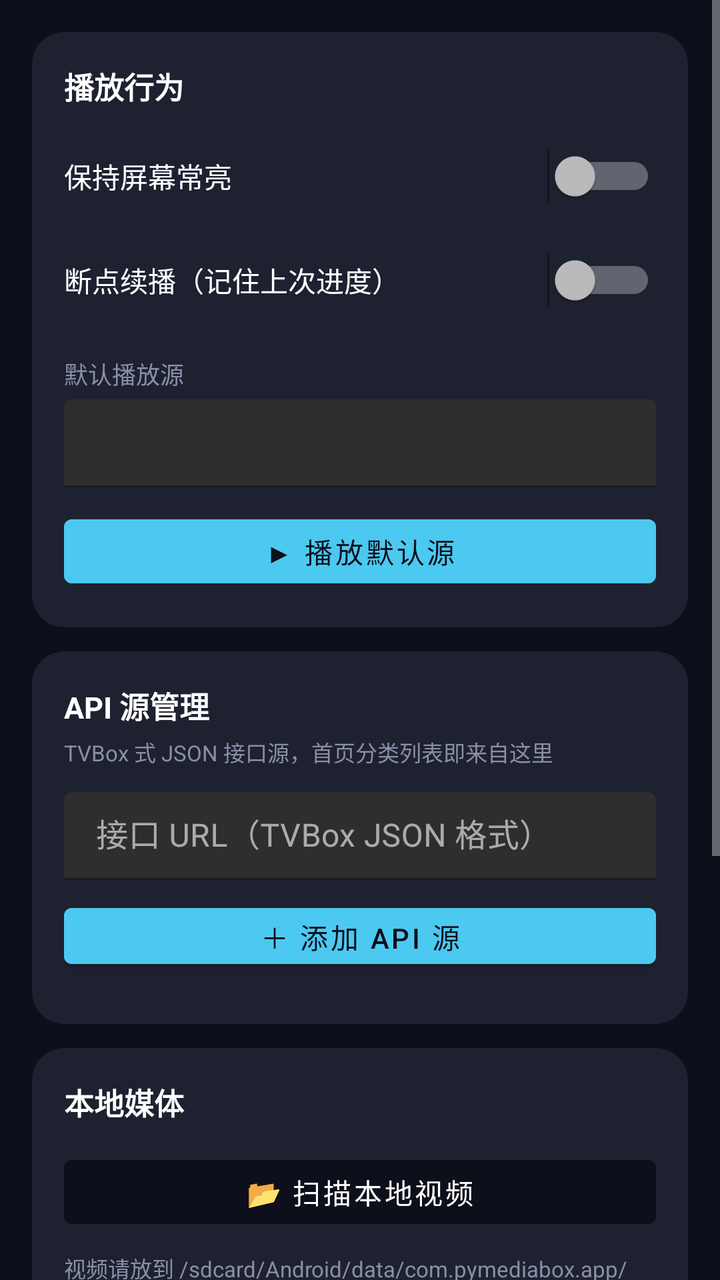
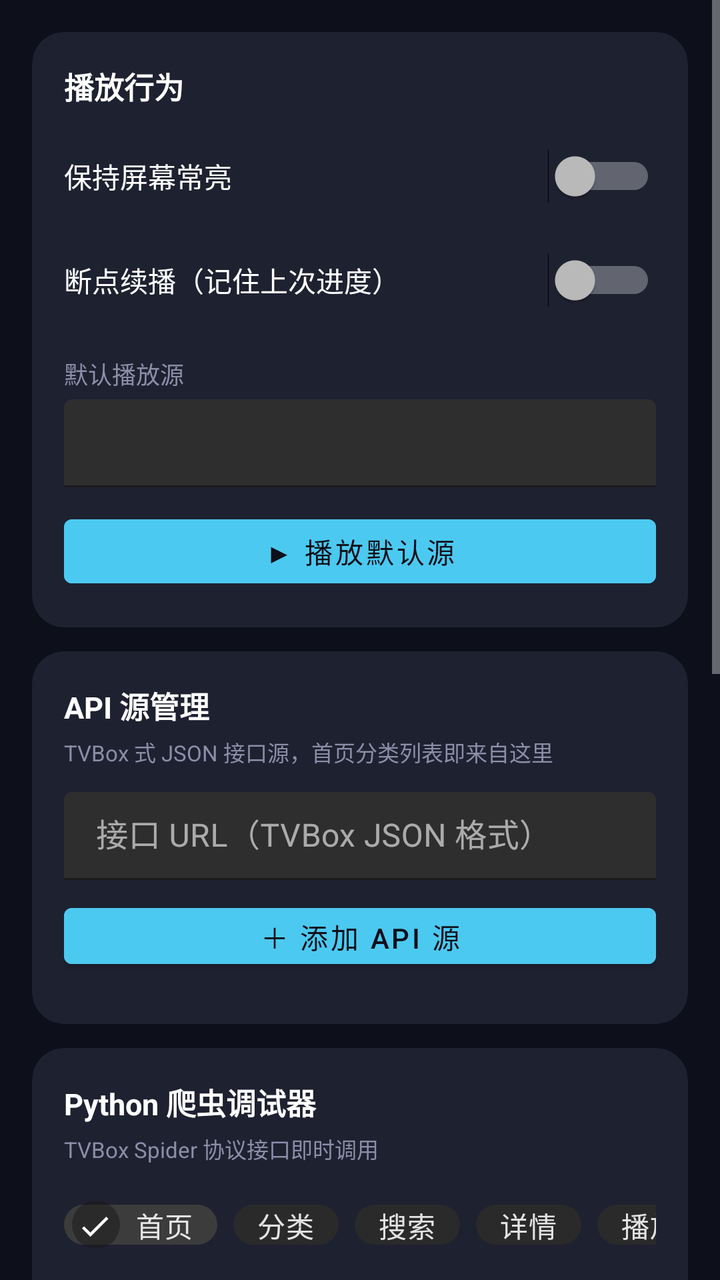

Screens rendered from an Android XML layout before and after an edit, with the pre-edit source and the edit as a unified diff.
<!-- AndroidManifest.xml: application theme Theme.PymediaBox -->
<!-- res/layout/fragment_settings.xml -->
<?xml version="1.0" encoding="utf-8"?>
<ScrollView xmlns:android="http://schemas.android.com/apk/res/android"
    xmlns:app="http://schemas.android.com/apk/res-auto"
    android:layout_width="match_parent"
    android:layout_height="match_parent"
    android:fillViewport="true">

    <LinearLayout
        android:layout_width="match_parent"
        android:layout_height="wrap_content"
        android:orientation="vertical"
        android:padding="16dp">

        
        <com.google.android.material.card.MaterialCardView
            android:layout_width="match_parent"
            android:layout_height="wrap_content"
            app:cardBackgroundColor="@color/card_bg"
            app:cardCornerRadius="16dp"
            app:cardElevation="0dp">

            <LinearLayout
                android:layout_width="match_parent"
                android:layout_height="wrap_content"
                android:orientation="vertical"
                android:padding="16dp">

                <TextView
                    android:layout_width="match_parent"
                    android:layout_height="wrap_content"
                    android:text="播放行为"
                    android:textColor="@color/white"
                    android:textSize="15sp"
                    android:textStyle="bold" />

                <Switch
                    android:id="@+id/switch_keep_screen"
                    android:layout_width="match_parent"
                    android:layout_height="52dp"
                    android:layout_marginTop="8dp"
                    android:paddingStart="0dp"
                    android:text="保持屏幕常亮"
                    android:textColor="@color/white" />

                <Switch
                    android:id="@+id/switch_resume"
                    android:layout_width="match_parent"
                    android:layout_height="52dp"
                    android:text="断点续播（记住上次进度）"
                    android:textColor="@color/white" />

                <TextView
                    android:layout_width="match_parent"
                    android:layout_height="wrap_content"
                    android:layout_marginTop="12dp"
                    android:text="默认播放源"
                    android:textColor="@color/text_secondary"
                    android:textSize="12sp" />

                <com.google.android.material.textfield.TextInputLayout
                    android:layout_width="match_parent"
                    android:layout_height="wrap_content"
                    android:layout_marginTop="4dp"
                    app:boxStrokeColor="@color/accent">

                    <com.google.android.material.textfield.TextInputEditText
                        android:id="@+id/et_default_url"
                        android:layout_width="match_parent"
                        android:layout_height="44dp"
                        android:inputType="textUri"
                        android:singleLine="true"
                        android:textColor="@color/white"
                        android:textColorHint="@color/text_secondary" />
                </com.google.android.material.textfield.TextInputLayout>

                <com.google.android.material.button.MaterialButton
                    android:id="@+id/btn_play_default"
                    android:layout_width="match_parent"
                    android:layout_height="44dp"
                    android:layout_marginTop="10dp"
                    android:text="▶ 播放默认源"
                    android:backgroundTint="@color/accent"
                    android:textColor="@color/black" />
            </LinearLayout>
        </com.google.android.material.card.MaterialCardView>

        
        <com.google.android.material.card.MaterialCardView
            android:layout_width="match_parent"
            android:layout_height="wrap_content"
            android:layout_marginTop="12dp"
            app:cardBackgroundColor="@color/card_bg"
            app:cardCornerRadius="16dp"
            app:cardElevation="0dp">

            <LinearLayout
                android:layout_width="match_parent"
                android:layout_height="wrap_content"
                android:orientation="vertical"
                android:padding="16dp">

                <TextView
                    android:layout_width="match_parent"
                    android:layout_height="wrap_content"
                    android:text="API 源管理"
                    android:textColor="@color/white"
                    android:textSize="15sp"
                    android:textStyle="bold" />

                <TextView
                    android:layout_width="match_parent"
                    android:layout_height="wrap_content"
                    android:layout_marginTop="4dp"
                    android:text="TVBox 式 JSON 接口源，首页分类列表即来自这里"
                    android:textColor="@color/text_secondary"
                    android:textSize="11sp" />

                <com.google.android.material.textfield.TextInputLayout
                    android:layout_width="match_parent"
                    android:layout_height="wrap_content"
                    android:layout_marginTop="12dp"
                    android:hint="@string/label_src_hint"
                    app:boxStrokeColor="@color/accent">

                    <com.google.android.material.textfield.TextInputEditText
                        android:id="@+id/et_new_source_url"
                        android:layout_width="match_parent"
                        android:layout_height="44dp"
                        android:inputType="textUri"
                        android:singleLine="true"
                        android:textColor="@color/white"
                        android:textColorHint="@color/text_secondary" />
                </com.google.android.material.textfield.TextInputLayout>

                <com.google.android.material.button.MaterialButton
                    android:id="@+id/btn_add_source"
                    android:layout_width="match_parent"
                    android:layout_height="40dp"
                    android:layout_marginTop="8dp"
                    android:text="＋ 添加 API 源"
                    android:backgroundTint="@color/accent"
                    android:textColor="@color/black" />

                <androidx.recyclerview.widget.RecyclerView
                    android:id="@+id/recycler_sources"
                    android:layout_width="match_parent"
                    android:layout_height="wrap_content"
                    android:layout_marginTop="8dp" />
            </LinearLayout>
        </com.google.android.material.card.MaterialCardView>

        
        <com.google.android.material.card.MaterialCardView
            android:layout_width="match_parent"
            android:layout_height="wrap_content"
            android:layout_marginTop="12dp"
            app:cardBackgroundColor="@color/card_bg"
            app:cardCornerRadius="16dp"
            app:cardElevation="0dp">

            <LinearLayout
                android:layout_width="match_parent"
                android:layout_height="wrap_content"
                android:orientation="vertical"
                android:padding="16dp">

                <TextView
                    android:layout_width="match_parent"
                    android:layout_height="wrap_content"
                    android:text="本地媒体"
                    android:textColor="@color/white"
                    android:textSize="15sp"
                    android:textStyle="bold" />

                <com.google.android.material.button.MaterialButton
                    android:id="@+id/btn_scan_local"
                    android:layout_width="match_parent"
                    android:layout_height="44dp"
                    android:layout_marginTop="12dp"
                    android:text="📂 扫描本地视频"
                    android:backgroundTint="@color/black"
                    android:textColor="@color/white" />

                <TextView
                    android:layout_width="match_parent"
                    android:layout_height="wrap_content"
                    android:layout_marginTop="8dp"
                    android:text="视频请放到 /sdcard/Android/data/com.pymediabox.app/files/Movies"
                    android:textColor="@color/text_secondary"
                    android:textSize="11sp" />
            </LinearLayout>
        </com.google.android.material.card.MaterialCardView>

        
        <com.google.android.material.card.MaterialCardView
            android:layout_width="match_parent"
            android:layout_height="wrap_content"
            android:layout_marginTop="12dp"
            app:cardBackgroundColor="@color/card_bg"
            app:cardCornerRadius="16dp"
            app:cardElevation="0dp">

            <LinearLayout
                android:layout_width="match_parent"
                android:layout_height="wrap_content"
                android:orientation="vertical"
                android:padding="16dp">

                <TextView
                    android:layout_width="match_parent"
                    android:layout_height="wrap_content"
                    android:text="数据管理"
                    android:textColor="@color/white"
                    android:textSize="15sp"
                    android:textStyle="bold" />

                <com.google.android.material.button.MaterialButton
                    android:id="@+id/btn_clear_history"
                    android:layout_width="match_parent"
                    android:layout_height="44dp"
                    android:layout_marginTop="12dp"
                    android:text="清除播放历史 / 收藏 / 断点"
                    android:backgroundTint="@color/black"
                    android:textColor="#FF6B6B" />
            </LinearLayout>
        </com.google.android.material.card.MaterialCardView>

        
        <com.google.android.material.card.MaterialCardView
            android:layout_width="match_parent"
            android:layout_height="wrap_content"
            android:layout_marginTop="12dp"
            android:layout_marginBottom="16dp"
            app:cardBackgroundColor="@color/card_bg"
            app:cardCornerRadius="16dp"
            app:cardElevation="0dp">

            <LinearLayout
                android:layout_width="match_parent"
                android:layout_height="wrap_content"
                android:orientation="vertical"
                android:padding="16dp">

                <TextView
                    android:layout_width="match_parent"
                    android:layout_height="wrap_content"
                    android:text="@string/lbl_about"
                    android:textColor="@color/white"
                    android:textSize="15sp"
                    android:textStyle="bold" />

                <TextView
                    android:layout_width="match_parent"
                    android:layout_height="wrap_content"
                    android:layout_marginTop="8dp"
                    android:text="@string/about_body"
                    android:textColor="@color/text_secondary"
                    android:textSize="12sp" />

                <TextView
                    android:id="@+id/tv_settings_version"
                    android:layout_width="match_parent"
                    android:layout_height="wrap_content"
                    android:layout_marginTop="8dp"
                    android:textColor="@color/text_secondary"
                    android:textSize="11sp" />
            </LinearLayout>
        </com.google.android.material.card.MaterialCardView>
    </LinearLayout>
</ScrollView>
<!-- resources referenced by this layout -->
<resources>
  <color name="accent">#FF4CC9F0</color>
  <color name="black">#FF0D0F1A</color>
  <color name="card_bg">#FF1E2130</color>
  <color name="text_secondary">#FF8A8FA8</color>
  <color name="white">#FFFFFFFF</color>
  <string name="about_body">PyMediaBox：参照 TVBoxOS + Chaquopy 设计，\n支持 Python 爬虫解析源与影音播放。</string>
  <string name="label_src_hint">接口 URL（TVBox JSON 格式）</string>
  <string name="lbl_about">关于</string>
  <style name="Theme.PymediaBox" parent="Theme.MaterialComponents.NoActionBar">
          <item name="colorPrimary">@color/primary</item>
          <item name="colorSecondary">@color/accent</item>
          <item name="colorAccent">@color/accent</item>
          <item name="android:windowBackground">@color/black</item>
          <item name="android:statusBarColor">@color/black</item>
          <item name="android:navigationBarColor">@color/black</item>
      </style>
  <color name="primary">#FF1A1A2E</color>
</resources>

<!-- the commit's change to res/layout/fragment_settings.xml (unified diff, before → after) -->
@@ -167,6 +167,137 @@
                 <TextView
                     android:layout_width="match_parent"
                     android:layout_height="wrap_content"
+                    android:text="Python 爬虫调试器"
+                    android:textColor="@color/white"
+                    android:textSize="15sp"
+                    android:textStyle="bold" />
+
+                <TextView
+                    android:layout_width="match_parent"
+                    android:layout_height="wrap_content"
+                    android:layout_marginTop="4dp"
+                    android:text="TVBox Spider 协议接口即时调用"
+                    android:textColor="@color/text_secondary"
+                    android:textSize="11sp" />
+
+                <com.google.android.material.chip.ChipGroup
+                    android:id="@+id/chip_methods"
+                    android:layout_width="match_parent"
+                    android:layout_height="wrap_content"
+                    android:layout_marginTop="12dp"
+                    app:singleLine="true">
+
+                    <com.google.android.material.chip.Chip
+                        android:id="@+id/chip_home"
+                        android:layout_width="wrap_content"
+                        android:layout_height="36dp"
+                        android:checkable="true"
+                        android:checked="true"
+                        android:text="首页" />
+
+                    <com.google.android.material.chip.Chip
+                        android:id="@+id/chip_category"
+                        android:layout_width="wrap_content"
+                        android:layout_height="36dp"
+                        android:checkable="true"
+                        android:text="分类" />
+
+                    <com.google.android.material.chip.Chip
+                        android:id="@+id/chip_search"
+                        android:layout_width="wrap_content"
+                        android:layout_height="36dp"
+                        android:checkable="true"
+                        android:text="搜索" />
+
+                    <com.google.android.material.chip.Chip
+                        android:id="@+id/chip_detail"
+                        android:layout_width="wrap_content"
+                        android:layout_height="36dp"
+                        android:checkable="true"
+                        android:text="详情" />
+
+                    <com.google.android.material.chip.Chip
+                        android:id="@+id/chip_player"
+                        android:layout_width="wrap_content"
+                        android:layout_height="36dp"
+                        android:checkable="true"
+                        android:text="播放器" />
+                </com.google.android.material.chip.ChipGroup>
+
+                <LinearLayout
+                    android:layout_width="match_parent"
+                    android:layout_height="wrap_content"
+                    android:layout_marginTop="10dp"
+                    android:orientation="horizontal">
+
+                    <com.google.android.material.textfield.TextInputLayout
+                        android:layout_width="0dp"
+                        android:layout_height="44dp"
+                        android:layout_weight="1"
+                        android:hint="参数（分类号 / 关键词 / ID）"
+                        app:boxStrokeColor="@color/accent">
+
+                        <com.google.android.material.textfield.TextInputEditText
+                            android:id="@+id/et_param"
+                            android:layout_width="match_parent"
+                            android:layout_height="44dp"
+                            android:inputType="text"
+                            android:singleLine="true"
+                            android:textColor="@color/white"
+                            android:textColorHint="@color/text_secondary" />
+                    </com.google.android.material.textfield.TextInputLayout>
+
+                    <com.google.android.material.button.MaterialButton
+                        android:id="@+id/btn_run"
+                        android:layout_width="80dp"
+                        android:layout_height="44dp"
+                        android:layout_marginStart="8dp"
+                        android:text="运行"
+                        android:backgroundTint="@color/accent"
+                        android:textColor="@color/black" />
+                </LinearLayout>
+
+                <TextView
+                    android:layout_width="match_parent"
+                    android:layout_height="wrap_content"
+                    android:layout_marginTop="12dp"
+                    android:text="响应结果"
+                    android:textColor="@color/text_secondary"
+                    android:textSize="11sp" />
+
+                <TextView
+                    android:id="@+id/tv_result"
+                    android:layout_width="match_parent"
+                    android:layout_height="wrap_content"
+                    android:layout_marginTop="6dp"
+                    android:background="@color/black"
+                    android:fontFamily="monospace"
+                    android:maxLines="8"
+                    android:padding="10dp"
+                    android:text="选择接口并点击「运行」查看响应"
+                    android:textColor="@color/text_secondary"
+                    android:textSize="11sp" />
+            </LinearLayout>
+        </com.google.android.material.card.MaterialCardView>
+
+        
+        <com.google.android.material.card.MaterialCardView
+            android:layout_width="match_parent"
+            android:layout_height="wrap_content"
+            android:layout_marginTop="12dp"
+            app:cardBackgroundColor="@color/card_bg"
+            app:cardCornerRadius="16dp"
+            app:cardElevation="0dp">
+
+            <LinearLayout
+                android:layout_width="match_parent"
+                android:layout_height="wrap_content"
+                android:orientation="vertical"
+                android:padding="16dp">
+
+                <TextView
+                    android:layout_width="match_parent"
+                    android:layout_height="wrap_content"
                     android:text="本地媒体"
                     android:textColor="@color/white"
                     android:textSize="15sp"
